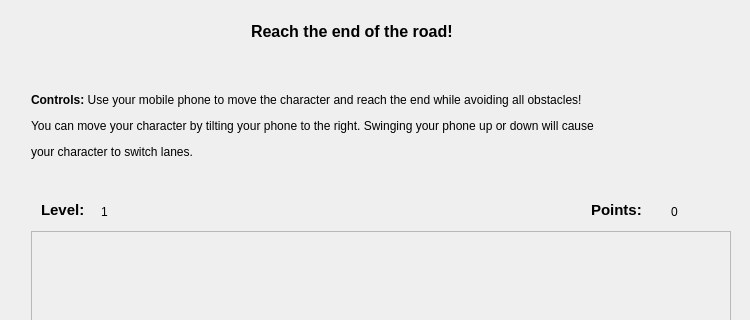
The window that dippid_game.ui (ITT-21SS-UR/assignment-7-mm) describes before a commit, drawn with Qt 5; both pictures show x 0 to 750 and y 0 to 320 of the 750 by 600 pixel window.
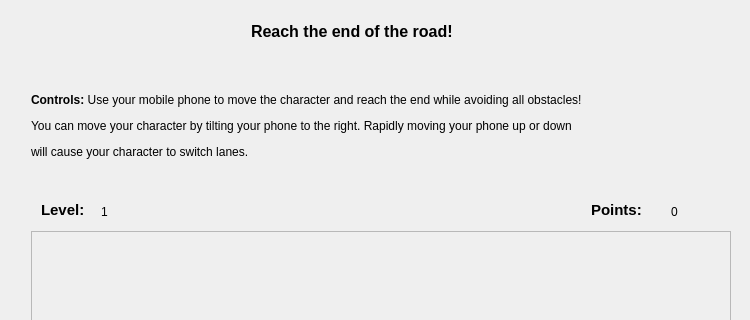
The same window after the commit. The open tabs and pages were chosen to show the change. Custom widgets are drawn as their Qt base class.

Commit message: Add different velocity based on device position

Patch:
```diff
--- a/dippid_game.ui
+++ b/dippid_game.ui
@@ -241,7 +241,7 @@
         </rect>
        </property>
        <property name="text">
-        <string>&lt;html&gt;&lt;head/&gt;&lt;body&gt;&lt;p&gt;&lt;span style=&quot; font-weight:600;&quot;&gt;Controls: &lt;/span&gt;Use your mobile phone to move the character and reach the end while avoiding all obstacles!&lt;/p&gt;&lt;p&gt;You can move your character by tilting your phone to the right. Swinging your phone up or down will cause&lt;/p&gt;&lt;p&gt;your character to switch lanes.&lt;/p&gt;&lt;/body&gt;&lt;/html&gt;</string>
+        <string>&lt;html&gt;&lt;head/&gt;&lt;body&gt;&lt;p&gt;&lt;span style=&quot; font-weight:600;&quot;&gt;Controls: &lt;/span&gt;Use your mobile phone to move the character and reach the end while avoiding all obstacles!&lt;/p&gt;&lt;p&gt;You can move your character by tilting your phone to the right. Rapidly moving your phone up or down&lt;/p&gt;&lt;p&gt;will cause your character to switch lanes.&lt;/p&gt;&lt;/body&gt;&lt;/html&gt;</string>
        </property>
       </widget>
       <widget class="GameWindow" name="game_widget">
```
The commit also changes 2 other files.
